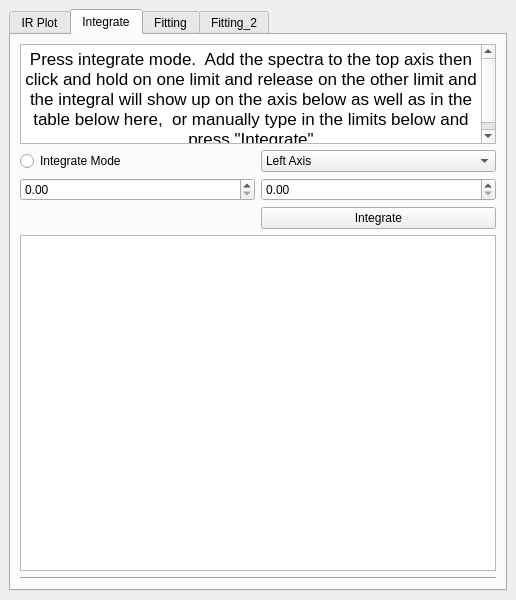
This is src/Ui_Files/DockWidgets/Ui/dw_FTIR.ui in austinmcano/GGG as Qt 5 draws it before an edit. The edited form follows.
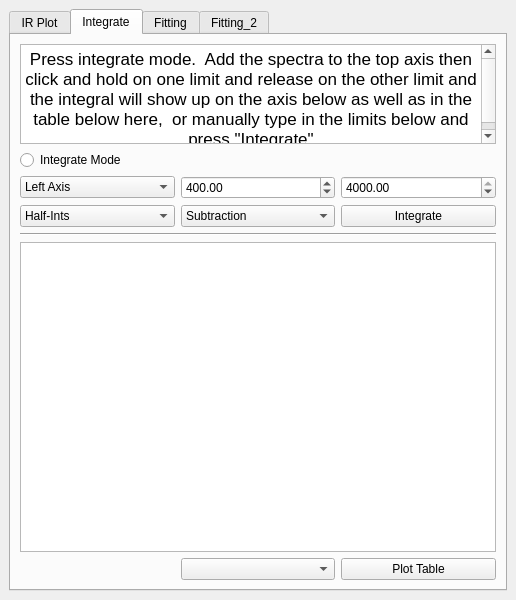
This is the edited form. The open tabs and pages were chosen to show the change.

What changed in the file:
```diff
--- a/src/Ui_Files/DockWidgets/Ui/dw_FTIR.ui
+++ b/src/Ui_Files/DockWidgets/Ui/dw_FTIR.ui
@@ -224,82 +224,7 @@
         <string>Integrate</string>
        </attribute>
        <layout class="QGridLayout" name="gridLayout_4">
-        <item row="2" column="4">
-         <widget class="QDoubleSpinBox" name="doubleSpinBox_47"/>
-        </item>
-        <item row="1" column="3">
-         <widget class="QRadioButton" name="integratemode_rb">
-          <property name="text">
-           <string>Integrate Mode</string>
-          </property>
-         </widget>
-        </item>
-        <item row="4" column="3" rowspan="4" colspan="2">
-         <widget class="QTableWidget" name="tableWidget">
-          <property name="minimumSize">
-           <size>
-            <width>320</width>
-            <height>0</height>
-           </size>
-          </property>
-          <property name="maximumSize">
-           <size>
-            <width>1000</width>
-            <height>1000</height>
-           </size>
-          </property>
-          <property name="rowCount">
-           <number>0</number>
-          </property>
-          <property name="columnCount">
-           <number>0</number>
-          </property>
-         </widget>
-        </item>
-        <item row="1" column="4">
-         <widget class="QComboBox" name="comboBox">
-          <property name="maximumSize">
-           <size>
-            <width>16777215</width>
-            <height>16777215</height>
-           </size>
-          </property>
-          <item>
-           <property name="text">
-            <string>Left Axis</string>
-           </property>
-          </item>
-          <item>
-           <property name="text">
-            <string>Right Axis</string>
-           </property>
-          </item>
-         </widget>
-        </item>
-        <item row="2" column="3">
-         <widget class="QDoubleSpinBox" name="doubleSpinBox_46"/>
-        </item>
-        <item row="9" column="3" colspan="2">
-         <widget class="Line" name="line_3">
-          <property name="orientation">
-           <enum>Qt::Horizontal</enum>
-          </property>
-         </widget>
-        </item>
-        <item row="3" column="4">
-         <widget class="QPushButton" name="integrate_pb">
-          <property name="maximumSize">
-           <size>
-            <width>16777215</width>
-            <height>16777215</height>
-           </size>
-          </property>
-          <property name="text">
-           <string>Integrate</string>
-          </property>
-         </widget>
-        </item>
-        <item row="0" column="3" colspan="2">
+        <item row="0" column="3" colspan="3">
          <widget class="QTextBrowser" name="textBrowser">
           <property name="sizePolicy">
            <sizepolicy hsizetype="Expanding" vsizetype="MinimumExpanding">
@@ -322,6 +247,143 @@
           </property>
          </widget>
         </item>
+        <item row="7" column="3" rowspan="4" colspan="3">
+         <widget class="QTableWidget" name="tableWidget">
+          <property name="minimumSize">
+           <size>
+            <width>320</width>
+            <height>0</height>
+           </size>
+          </property>
+          <property name="maximumSize">
+           <size>
+            <width>1000</width>
+            <height>1000</height>
+           </size>
+          </property>
+          <property name="rowCount">
+           <number>0</number>
+          </property>
+          <property name="columnCount">
+           <number>0</number>
+          </property>
+         </widget>
+        </item>
+        <item row="2" column="5">
+         <widget class="QDoubleSpinBox" name="max_sb">
+          <property name="maximum">
+           <double>4000.000000000000000</double>
+          </property>
+          <property name="value">
+           <double>4000.000000000000000</double>
+          </property>
+         </widget>
+        </item>
+        <item row="2" column="4">
+         <widget class="QDoubleSpinBox" name="min_sb">
+          <property name="maximum">
+           <double>4000.000000000000000</double>
+          </property>
+          <property name="value">
+           <double>400.000000000000000</double>
+          </property>
+         </widget>
+        </item>
+        <item row="4" column="5">
+         <widget class="QPushButton" name="integrate_pb">
+          <property name="maximumSize">
+           <size>
+            <width>16777215</width>
+            <height>16777215</height>
+           </size>
+          </property>
+          <property name="text">
+           <string>Integrate</string>
+          </property>
+         </widget>
+        </item>
+        <item row="4" column="4">
+         <widget class="QComboBox" name="int_type_cb">
+          <item>
+           <property name="text">
+            <string>Subtraction</string>
+           </property>
+          </item>
+          <item>
+           <property name="text">
+            <string>Subtraction_C</string>
+           </property>
+          </item>
+          <item>
+           <property name="text">
+            <string>Difference</string>
+           </property>
+          </item>
+          <item>
+           <property name="text">
+            <string>Absolute</string>
+           </property>
+          </item>
+         </widget>
+        </item>
+        <item row="5" column="3" colspan="3">
+         <widget class="Line" name="line_3">
+          <property name="orientation">
+           <enum>Qt::Horizontal</enum>
+          </property>
+         </widget>
+        </item>
+        <item row="4" column="3">
+         <widget class="QComboBox" name="xaxis_cb">
+          <item>
+           <property name="text">
+            <string>Half-Ints</string>
+           </property>
+          </item>
+          <item>
+           <property name="text">
+            <string>Ints</string>
+           </property>
+          </item>
+         </widget>
+        </item>
+        <item row="2" column="3">
+         <widget class="QComboBox" name="leftrightaxis_cb">
+          <property name="maximumSize">
+           <size>
+            <width>16777215</width>
+            <height>16777215</height>
+           </size>
+          </property>
+          <item>
+           <property name="text">
+            <string>Left Axis</string>
+           </property>
+          </item>
+          <item>
+           <property name="text">
+            <string>Right Axis</string>
+           </property>
+          </item>
+         </widget>
+        </item>
+        <item row="1" column="3" colspan="3">
+         <widget class="QRadioButton" name="integratemode_rb">
+          <property name="text">
+           <string>Integrate Mode</string>
+          </property>
+         </widget>
+        </item>
+        <item row="11" column="5">
+         <widget class="QPushButton" name="plottable_pb">
+          <property name="text">
+           <string>Plot Table</string>
+          </property>
+         </widget>
+        </item>
+        <item row="11" column="4">
+         <widget class="QComboBox" name="tabley_cb"/>
+        </item>
        </layout>
       </widget>
       <widget class="QWidget" name="tab_2">
```
Left out of the diff: 128 changed lines with no effect on the pictures.
